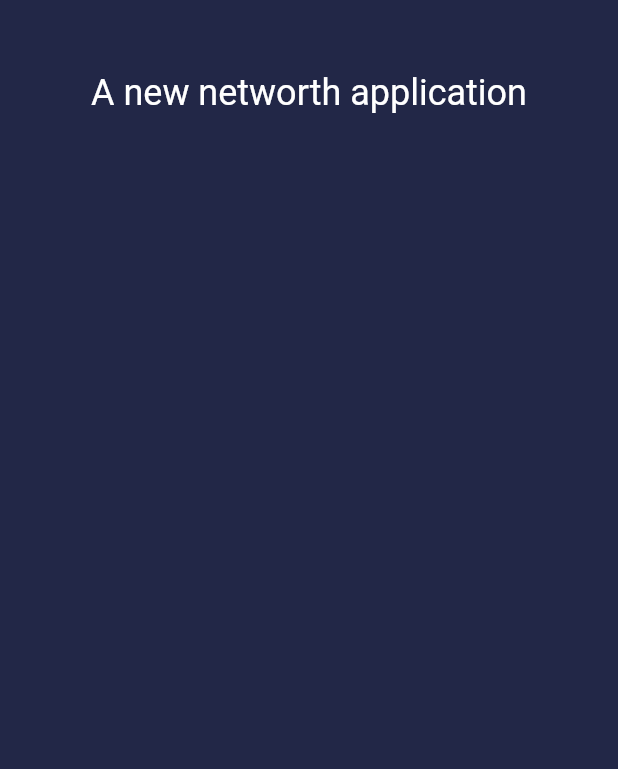
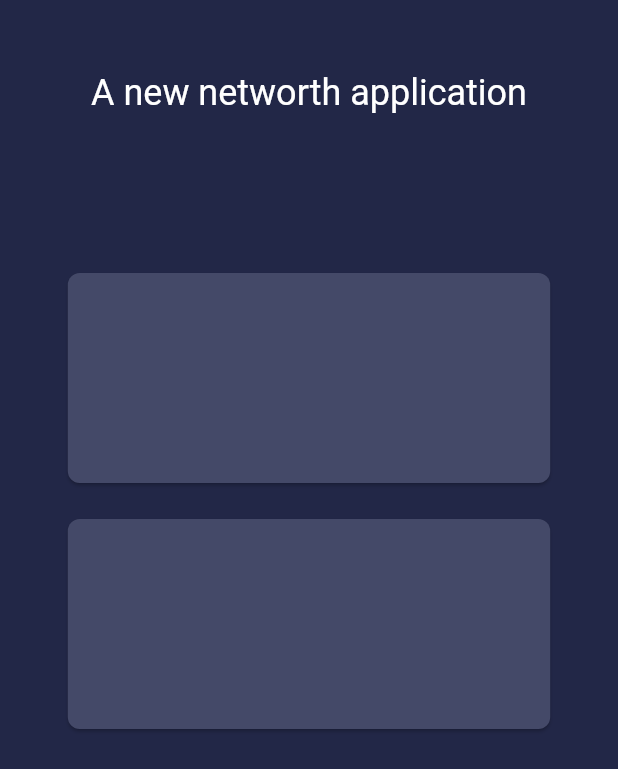
Before and after one commit to Vishnuanand77/NetWorthApp, a Flutter app: the screen it shows after launch, on a phone screen of 412 x 824 dp. Shown: the top 769 px of the screen. Run offline on Flutter 3.47's test engine with Material 2 defaults, Android fonts, the phone set to English and light mode, and no system bars.

Commit message:
Removed dart html library

```diff
--- a/lib/main.dart
+++ b/lib/main.dart
@@ -1,5 +1,3 @@
-import 'dart:html' as html;
-
 import 'package:flutter/material.dart';
 
 void main() {
@@ -114,8 +112,13 @@ class AmountCard extends StatelessWidget {
 
   @override
   Widget build(BuildContext context) {
+    final size = MediaQuery.of(context).size;
     return Container(
+      height: 148,
+      width: size.width * 0.8,
+      child: Card(
 
+      ),
     );
   }
 }
```
